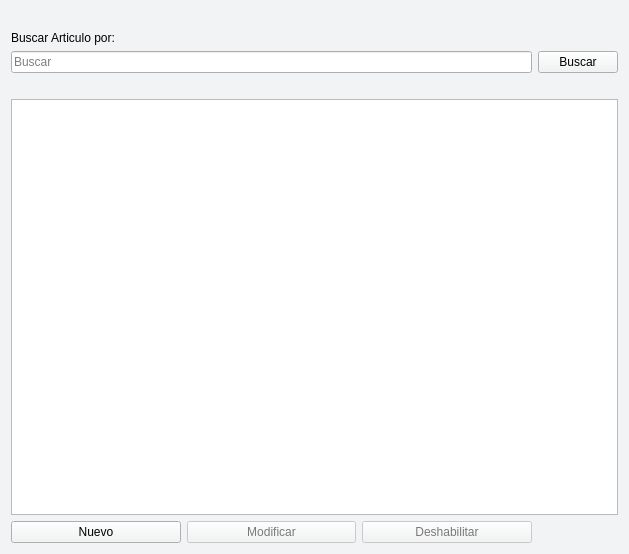
The window that Vistas/gui/listas/proveedores_lista.ui (Lonaris/Corupel) describes before a commit, drawn with Qt 5.
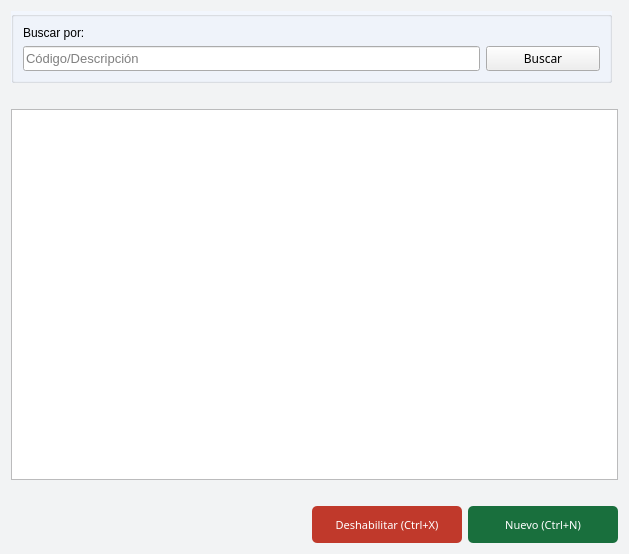
The same window after the commit. Icons and pictures are not drawn.

Commit message:
ligeros cambios a la interfaz
Saque el buscador y agregue colores a las line edit que faltaban

```diff
--- a/Vistas/gui/listas/proveedores_lista.ui
+++ b/Vistas/gui/listas/proveedores_lista.ui
@@ -428,22 +428,22 @@
   <property name="windowTitle">
    <string>Form</string>
   </property>
-  <layout class="QGridLayout" name="gridLayout_3">
+  <layout class="QGridLayout" name="gridLayout">
    <item row="0" column="0">
-    <spacer name="horizontalSpacer_2">
-     <property name="orientation">
-      <enum>Qt::Horizontal</enum>
-     </property>
-     <property name="sizeHint" stdset="0">
-      <size>
-       <width>40</width>
-       <height>20</height>
-      </size>
-     </property>
-    </spacer>
-   </item>
-   <item row="2" column="0">
-    <layout class="QGridLayout" name="gridLayout_2">
+    <layout class="QGridLayout" name="gridLayout_2" rowstretch="0,0,80,0,8">
+     <item row="1" column="0" colspan="2">
+      <spacer name="horizontalSpacer">
+       <property name="orientation">
+        <enum>Qt::Horizontal</enum>
+       </property>
+       <property name="sizeHint" stdset="0">
+        <size>
+         <width>40</width>
+         <height>20</height>
+        </size>
+       </property>
+      </spacer>
+     </item>
      <item row="2" column="0" colspan="2">
       <widget class="QTableView" name="tbl_proveedores">
        <property name="selectionBehavior">
@@ -454,53 +454,717 @@
        </attribute>
       </widget>
      </item>
-     <item row="0" column="1">
-      <widget class="QPushButton" name="btn_buscar">
-       <property name="text">
-        <string>Buscar</string>
-       </property>
-      </widget>
-     </item>
-     <item row="0" column="0">
-      <widget class="QLineEdit" name="ln_buscar">
-       <property name="placeholderText">
-        <string>Buscar</string>
-       </property>
-      </widget>
-     </item>
-     <item row="3" column="0">
-      <layout class="QGridLayout" name="gridLayout">
-       <item row="0" column="1">
-        <widget class="QPushButton" name="btn_modificar">
-         <property name="enabled">
-          <bool>false</bool>
+     <item row="4" column="0" colspan="2">
+      <layout class="QHBoxLayout" name="horizontalLayout" stretch="0,0,0,0">
+       <item>
+        <spacer name="horizontalSpacer_3">
+         <property name="orientation">
+          <enum>Qt::Horizontal</enum>
          </property>
-         <property name="text">
-          <string>Modificar</string>
+         <property name="sizeHint" stdset="0">
+          <size>
+           <width>40</width>
+           <height>20</height>
+          </size>
          </property>
-        </widget>
+        </spacer>
        </item>
-       <item row="0" column="0">
-        <widget class="QPushButton" name="btn_nuevo">
-         <property name="text">
-          <string>Nuevo</string>
+       <item>
+        <spacer name="horizontalSpacer_4">
+         <property name="orientation">
+          <enum>Qt::Horizontal</enum>
          </property>
-        </widget>
+         <property name="sizeHint" stdset="0">
+          <size>
+           <width>40</width>
+           <height>20</height>
+          </size>
+         </property>
+        </spacer>
        </item>
-       <item row="0" column="2">
+       <item>
         <widget class="QPushButton" name="btn_deshabilitar">
-         <property name="enabled">
-          <bool>false</bool>
+         <property name="sizePolicy">
+          <sizepolicy hsizetype="Expanding" vsizetype="Expanding">
+           <horstretch>0</horstretch>
+           <verstretch>0</verstretch>
+          </sizepolicy>
          </property>
+         <property name="palette">
+          <palette>
+           <active>
+            <colorrole role="WindowText">
+             <brush brushstyle="SolidPattern">
+              <color alpha="255">
+               <red>255</red>
+               <green>255</green>
+               <blue>255</blue>
+              </color>
+             </brush>
+            </colorrole>
+            <colorrole role="Button">
+             <brush brushstyle="SolidPattern">
+              <color alpha="255">
+               <red>192</red>
+               <green>57</green>
+               <blue>43</blue>
+              </color>
+             </brush>
+            </colorrole>
+            <colorrole role="Light">
+             <brush brushstyle="SolidPattern">
+              <color alpha="255">
+               <red>127</red>
+               <green>255</green>
+               <blue>191</blue>
+              </color>
+             </brush>
+            </colorrole>
+            <colorrole role="Midlight">
+             <brush brushstyle="SolidPattern">
+              <color alpha="255">
+               <red>106</red>
+               <green>212</green>
+               <blue>159</blue>
+              </color>
+             </brush>
+            </colorrole>
+            <colorrole role="Dark">
+             <brush brushstyle="SolidPattern">
+              <color alpha="255">
+               <red>42</red>
+               <green>85</green>
+               <blue>63</blue>
+              </color>
+             </brush>
+            </colorrole>
+            <colorrole role="Mid">
+             <brush brushstyle="SolidPattern">
+              <color alpha="255">
+               <red>56</red>
+               <green>113</green>
+               <blue>84</blue>
+              </color>
+             </brush>
+            </colorrole>
+            <colorrole role="Text">
+             <brush brushstyle="SolidPattern">
+              <color alpha="255">
+               <red>255</red>
+               <green>255</green>
+               <blue>255</blue>
+              </color>
+             </brush>
+            </colorrole>
+            <colorrole role="BrightText">
+             <brush brushstyle="SolidPattern">
+              <color alpha="255">
+               <red>255</red>
+               <green>255</green>
+               <blue>255</blue>
+              </color>
+             </brush>
+            </colorrole>
+            <colorrole role="ButtonText">
+             <brush brushstyle="SolidPattern">
+              <color alpha="255">
+               <red>255</red>
+               <green>255</green>
+               <blue>255</blue>
+              </color>
+             </brush>
+            </colorrole>
+            <colorrole role="Base">
+             <brush brushstyle="SolidPattern">
+              <color alpha="255">
+               <red>192</red>
+               <green>57</green>
+               <blue>43</blue>
+              </color>
+             </brush>
+            </colorrole>
+            <colorrole role="Window">
+             <brush brushstyle="SolidPattern">
+              <color alpha="255">
+               <red>192</red>
+               <green>57</green>
+               <blue>43</blue>
+              </color>
+             </brush>
+            </colorrole>
+            <colorrole role="Shadow">
+             <brush brushstyle="SolidPattern">
+              <color alpha="255">
+               <red>0</red>
+               <green>0</green>
+               <blue>0</blue>
+              </color>
+             </brush>
+            </colorrole>
+            <colorrole role="AlternateBase">
+             <brush brushstyle="SolidPattern">
+              <color alpha="255">
+               <red>170</red>
+               <green>212</green>
+               <blue>191</blue>
+              </color>
+             </brush>
+            </colorrole>
+            <colorrole role="ToolTipBase">
+             <brush brushstyle="SolidPattern">
+              <color alpha="255">
+               <red>255</red>
+               <green>255</green>
+               <blue>220</blue>
+              </color>
+             </brush>
+            </colorrole>
+            <colorrole role="ToolTipText">
+             <brush brushstyle="SolidPattern">
+              <color alpha="255">
+               <red>0</red>
+               <green>0</green>
+               <blue>0</blue>
+              </color>
+             </brush>
+            </colorrole>
+           </active>
+           <inactive>
+            <colorrole role="WindowText">
+             <brush brushstyle="SolidPattern">
+              <color alpha="255">
+               <red>255</red>
+               <green>255</green>
+               <blue>255</blue>
+              </color>
+             </brush>
+            </colorrole>
+            <colorrole role="Button">
+             <brush brushstyle="SolidPattern">
+              <color alpha="255">
+               <red>192</red>
+               <green>57</green>
+               <blue>43</blue>
+              </color>
+             </brush>
+            </colorrole>
+            <colorrole role="Light">
+             <brush brushstyle="SolidPattern">
+              <color alpha="255">
+               <red>127</red>
+               <green>255</green>
+               <blue>191</blue>
+              </color>
+             </brush>
+            </colorrole>
+            <colorrole role="Midlight">
+             <brush brushstyle="SolidPattern">
+              <color alpha="255">
+               <red>106</red>
+               <green>212</green>
+               <blue>159</blue>
+              </color>
+             </brush>
+            </colorrole>
+            <colorrole role="Dark">
+             <brush brushstyle="SolidPattern">
+              <color alpha="255">
+               <red>42</red>
+               <green>85</green>
+               <blue>63</blue>
+              </color>
+             </brush>
+            </colorrole>
+            <colorrole role="Mid">
+             <brush brushstyle="SolidPattern">
+              <color alpha="255">
+               <red>56</red>
+               <green>113</green>
+               <blue>84</blue>
+              </color>
+             </brush>
+            </colorrole>
+            <colorrole role="Text">
+             <brush brushstyle="SolidPattern">
+              <color alpha="255">
+               <red>255</red>
+               <green>255</green>
+               <blue>255</blue>
+              </color>
+             </brush>
+            </colorrole>
+            <colorrole role="BrightText">
+             <brush brushstyle="SolidPattern">
+              <color alpha="255">
+               <red>255</red>
+               <green>255</green>
+               <blue>255</blue>
+              </color>
+             </brush>
+            </colorrole>
+            <colorrole role="ButtonText">
+             <brush brushstyle="SolidPattern">
+              <color alpha="255">
+               <red>255</red>
+               <green>255</green>
+               <blue>255</blue>
+              </color>
+             </brush>
+            </colorrole>
+            <colorrole role="Base">
+             <brush brushstyle="SolidPattern">
+              <color alpha="255">
+               <red>192</red>
+               <green>57</green>
+               <blue>43</blue>
+              </color>
+             </brush>
+            </colorrole>
+            <colorrole role="Window">
+             <brush brushstyle="SolidPattern">
+              <color alpha="255">
+               <red>192</red>
+               <green>57</green>
+               <blue>43</blue>
+              </color>
+             </brush>
+            </colorrole>
+            <colorrole role="Shadow">
+             <brush brushstyle="SolidPattern">
+              <color alpha="255">
+               <red>0</red>
+               <green>0</green>
+               <blue>0</blue>
+              </color>
+             </brush>
+            </colorrole>
+            <colorrole role="AlternateBase">
+             <brush brushstyle="SolidPattern">
+              <color alpha="255">
+               <red>170</red>
+               <green>212</green>
+               <blue>191</blue>
+              </color>
+             </brush>
+            </colorrole>
+            <colorrole role="ToolTipBase">
+             <brush brushstyle="SolidPattern">
+              <color alpha="255">
+               <red>255</red>
+               <green>255</green>
+               <blue>220</blue>
+              </color>
+             </brush>
+            </colorrole>
+            <colorrole role="ToolTipText">
+             <brush brushstyle="SolidPattern">
+              <color alpha="255">
+               <red>0</red>
+               <green>0</green>
+               <blue>0</blue>
+              </color>
+             </brush>
+            </colorrole>
+           </inactive>
+           <disabled>
+            <colorrole role="WindowText">
+             <brush brushstyle="SolidPattern">
+              <color alpha="255">
+               <red>255</red>
+               <green>255</green>
+               <blue>255</blue>
+              </color>
+             </brush>
+            </colorrole>
+            <colorrole role="Button">
+             <brush brushstyle="SolidPattern">
+              <color alpha="255">
+               <red>192</red>
+               <green>57</green>
+               <blue>43</blue>
+              </color>
+             </brush>
+            </colorrole>
+            <colorrole role="Light">
+             <brush brushstyle="SolidPattern">
+              <color alpha="255">
+               <red>127</red>
+               <green>255</green>
+               <blue>191</blue>
+              </color>
+             </brush>
+            </colorrole>
+            <colorrole role="Midlight">
+             <brush brushstyle="SolidPattern">
+              <color alpha="255">
+               <red>106</red>
+               <green>212</green>
+               <blue>159</blue>
+              </color>
+             </brush>
+            </colorrole>
+            <colorrole role="Dark">
+             <brush brushstyle="SolidPattern">
+              <color alpha="255">
+               <red>42</red>
+               <green>85</green>
+               <blue>63</blue>
+              </color>
+             </brush>
+            </colorrole>
+            <colorrole role="Mid">
+             <brush brushstyle="SolidPattern">
+              <color alpha="255">
+               <red>56</red>
+               <green>113</green>
+               <blue>84</blue>
+              </color>
+             </brush>
+            </colorrole>
+            <colorrole role="Text">
+             <brush brushstyle="SolidPattern">
+              <color alpha="255">
+               <red>255</red>
+               <green>255</green>
+               <blue>255</blue>
+              </color>
+             </brush>
+            </colorrole>
+            <colorrole role="BrightText">
+             <brush brushstyle="SolidPattern">
+              <color alpha="255">
+               <red>255</red>
+               <green>255</green>
+               <blue>255</blue>
+              </color>
+             </brush>
+            </colorrole>
+            <colorrole role="ButtonText">
+             <brush brushstyle="SolidPattern">
+              <color alpha="255">
+               <red>255</red>
+               <green>255</green>
+               <blue>255</blue>
+              </color>
+             </brush>
+            </colorrole>
+            <colorrole role="Base">
+             <brush brushstyle="SolidPattern">
+              <color alpha="255">
+               <red>192</red>
+               <green>57</green>
+               <blue>43</blue>
+              </color>
+             </brush>
+            </colorrole>
+            <colorrole role="Window">
+             <brush brushstyle="SolidPattern">
+              <color alpha="255">
+               <red>192</red>
+               <green>57</green>
+               <blue>43</blue>
+              </color>
+             </brush>
+            </colorrole>
+            <colorrole role="Shadow">
+             <brush brushstyle="SolidPattern">
+              <color alpha="255">
+               <red>0</red>
+               <green>0</green>
+               <blue>0</blue>
+              </color>
+             </brush>
+            </colorrole>
+            <colorrole role="AlternateBase">
+             <brush brushstyle="SolidPattern">
+              <color alpha="255">
+               <red>85</red>
+               <green>170</green>
+               <blue>127</blue>
+              </color>
+             </brush>
+            </colorrole>
+            <colorrole role="ToolTipBase">
+             <brush brushstyle="SolidPattern">
+              <color alpha="255">
+               <red>255</red>
+               <green>255</green>
+               <blue>220</blue>
+              </color>
+             </brush>
+            </colorrole>
+            <colorrole role="ToolTipText">
+             <brush brushstyle="SolidPattern">
+              <color alpha="255">
+               <red>0</red>
+               <green>0</green>
+               <blue>0</blue>
+              </color>
+             </brush>
+            </colorrole>
+           </disabled>
+          </palette>
+         </property>
+         <property name="font">
+          <font>
+           <family>Ariall</family>
+           <pointsize>-1</pointsize>
+          </font>
+         </property>
+         <property name="styleSheet">
+          <string notr="true">#btn_deshabilitar{
+	background-color: #C0392B ;
+	color: #ffffff;
+	font-family: 'Ariall';
+	font-size: 11px;
+	border-radius: 5px;
+	}
+
+#btn_deshabilitar:hover{
+	background-color: #DF013A;
+	}
+</string>
+         </property>
          <property name="text">
-          <string>Deshabilitar</string>
+          <string>Deshabilitar (Ctrl+X)</string>
+         </property>
+         <property name="icon">
+          <iconset>
+           <normaloff>../ico/remove_from_database.ico</normaloff>../ico/remove_from_database.ico</iconset>
+         </property>
+         <property name="iconSize">
+          <size>
+           <width>20</width>
+           <height>20</height>
+          </size>
+         </property>
+        </widget>
+       </item>
+       <item>
+        <widget class="QPushButton" name="btn_nuevo">
+         <property name="sizePolicy">
+          <sizepolicy hsizetype="Expanding" vsizetype="Expanding">
+           <horstretch>0</horstretch>
+           <verstretch>0</verstretch>
+          </sizepolicy>
+         </property>
+         <property name="font">
+          <font>
+           <family>Ariall</family>
+           <pointsize>-1</pointsize>
+          </font>
+         </property>
+         <property name="styleSheet">
+          <string notr="true">/*Estilos para el botón*/
+
+#btn_nuevo{
+	background-color: #196F3D;
+	color: #ffffff;
+	font-family: 'Ariall';
+	font-size: 11px;
+	border-radius: 5px;
+	}
+
+#btn_nuevo:hover{
+	background-color: #04B431;
+	}
+</string>
+         </property>
+         <property name="text">
+          <string>Nuevo (Ctrl+N)</string>
+         </property>
+         <property name="icon">
+          <iconset>
+           <normaloff>../ico/add_to_database.ico</normaloff>../ico/add_to_database.ico</iconset>
+         </property>
+         <property name="iconSize">
+          <size>
+           <width>20</width>
+           <height>20</height>
+          </size>
          </property>
         </widget>
        </item>
       </layout>
      </item>
-     <item row="1" column="0" colspan="2">
-      <spacer name="horizontalSpacer">
+     <item row="0" column="0">
+      <widget class="QGroupBox" name="groupBox">
+       <property name="palette">
+        <palette>
+         <active>
+          <colorrole role="Button">
+           <brush brushstyle="SolidPattern">
+            <color alpha="255">
+             <red>242</red>
+             <green>246</green>
+             <blue>253</blue>
+            </color>
+           </brush>
+          </colorrole>
+          <colorrole role="Base">
+           <brush brushstyle="SolidPattern">
+            <color alpha="255">
+             <red>242</red>
+             <green>246</green>
+             <blue>253</blue>
+            </color>
+           </brush>
+          </colorrole>
+          <colorrole role="Window">
+           <brush brushstyle="SolidPattern">
+            <color alpha="255">
+             <red>242</red>
+             <green>246</green>
+             <blue>253</blue>
+            </color>
+           </brush>
+          </colorrole>
+         </active>
+         <inactive>
+          <colorrole role="Button">
+           <brush brushstyle="SolidPattern">
+            <color alpha="255">
+             <red>242</red>
+             <green>246</green>
+             <blue>253</blue>
+            </color>
+           </brush>
+          </colorrole>
+          <colorrole role="Base">
+           <brush brushstyle="SolidPattern">
+            <color alpha="255">
+             <red>242</red>
+             <green>246</green>
+             <blue>253</blue>
+            </color>
+           </brush>
+          </colorrole>
+          <colorrole role="Window">
+           <brush brushstyle="SolidPattern">
+            <color alpha="255">
+             <red>242</red>
+             <green>246</green>
+             <blue>253</blue>
+            </color>
+           </brush>
+          </colorrole>
+         </inactive>
+         <disabled>
+          <colorrole role="Button">
+           <brush brushstyle="SolidPattern">
+            <color alpha="255">
+             <red>242</red>
+             <green>246</green>
+             <blue>253</blue>
+            </color>
+           </brush>
+          </colorrole>
+          <colorrole role="Base">
+           <brush brushstyle="SolidPattern">
+            <color alpha="255">
+             <red>242</red>
+             <green>246</green>
+             <blue>253</blue>
+            </color>
+           </brush>
+          </colorrole>
+          <colorrole role="Window">
+           <brush brushstyle="SolidPattern">
+            <color alpha="255">
+             <red>242</red>
+             <green>246</green>
+             <blue>253</blue>
+            </color>
+           </brush>
+          </colorrole>
+         </disabled>
+        </palette>
+       </property>
+       <property name="styleSheet">
+        <string notr="true">#groupBox{
+	background-color: #F2F6FD;
+	}</string>
+       </property>
+       <property name="title">
+        <string/>
+       </property>
+       <layout class="QGridLayout" name="gridLayout_3" columnstretch="80,20">
+        <item row="1" column="0">
+         <widget class="QLineEdit" name="ln_buscar">
+          <property name="sizePolicy">
+           <sizepolicy hsizetype="Expanding" vsizetype="Expanding">
+            <horstretch>0</horstretch>
+            <verstretch>0</verstretch>
+           </sizepolicy>
+          </property>
+          <property name="font">
+           <font>
+            <family>MS Shell Dlg 2</family>
+            <pointsize>10</pointsize>
+            <weight>50</weight>
+            <bold>false</bold>
+           </font>
+          </property>
+          <property name="mouseTracking">
+           <bool>false</bool>
+          </property>
+          <property name="text">
+           <string/>
+          </property>
+          <property name="frame">
+           <bool>true</bool>
+          </property>
+          <property name="placeholderText">
+           <string>Código/Descripción</string>
+          </property>
+         </widget>
+        </item>
+        <item row="1" column="1">
+         <widget class="QPushButton" name="btn_buscar">
+          <property name="sizePolicy">
+           <sizepolicy hsizetype="Expanding" vsizetype="Expanding">
+            <horstretch>0</horstretch>
+            <verstretch>0</verstretch>
+           </sizepolicy>
+          </property>
+          <property name="font">
+           <font>
+            <family>Ariall</family>
+           </font>
+          </property>
+          <property name="styleSheet">
+           <string notr="true"/>
+          </property>
+          <property name="text">
+           <string>Buscar</string>
+          </property>
+          <property name="icon">
+           <iconset>
+            <normaloff>../ico/search.png</normaloff>../ico/search.png</iconset>
+          </property>
+          <property name="iconSize">
+           <size>
+            <width>10</width>
+            <height>10</height>
+           </size>
+          </property>
+         </widget>
+        </item>
+        <item row="0" column="0" colspan="2">
+         <widget class="QLabel" name="label_2">
+          <property name="styleSheet">
+           <string notr="true"/>
+          </property>
+          <property name="text">
+           <string>Buscar por:</string>
+          </property>
+         </widget>
+        </item>
+       </layout>
+      </widget>
+     </item>
+     <item row="3" column="0">
+      <spacer name="horizontalSpacer_2">
        <property name="orientation">
         <enum>Qt::Horizontal</enum>
        </property>
@@ -514,13 +1178,6 @@
      </item>
     </layout>
    </item>
-   <item row="1" column="0">
-    <widget class="QLabel" name="label">
-     <property name="text">
-      <string>Buscar Articulo por:</string>
-     </property>
-    </widget>
-   </item>
   </layout>
  </widget>
  <resources/>
```
The commit also changes 6 other files.
